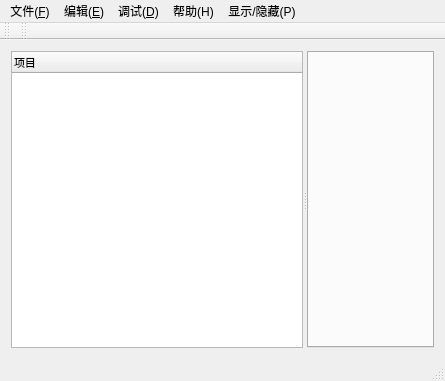
The window that mainwindow.ui (fdsafsadfdsag8/DevIDE) describes before a commit, drawn with Qt 5.
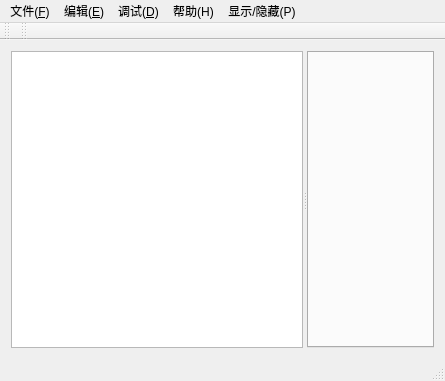
The same window after the commit. Custom widgets are drawn as their Qt base class.

The edit to the form file:
```diff
--- a/mainwindow.ui
+++ b/mainwindow.ui
@@ -14,60 +14,13 @@
    <string>MainWindow</string>
   </property>
   <widget class="QWidget" name="centralWidget">
-   <layout class="QHBoxLayout" name="horizontalLayout">
-    <item>
+   <layout class="QGridLayout" name="gridLayout">
+    <item row="0" column="0">
      <widget class="QSplitter" name="splitter">
-      <property name="sizePolicy">
-       <sizepolicy hsizetype="Expanding" vsizetype="Expanding">
-        <horstretch>0</horstretch>
-        <verstretch>0</verstretch>
-       </sizepolicy>
-      </property>
-      <property name="minimumSize">
-       <size>
-        <width>5</width>
-        <height>5</height>
-       </size>
-      </property>
-      <property name="autoFillBackground">
-       <bool>false</bool>
-      </property>
       <property name="orientation">
        <enum>Qt::Horizontal</enum>
       </property>
-      <property name="handleWidth">
-       <number>4</number>
-      </property>
-      <property name="childrenCollapsible">
-       <bool>false</bool>
-      </property>
-      <widget class="QTreeWidget" name="treeWidget">
-       <property name="sizePolicy">
-        <sizepolicy hsizetype="Expanding" vsizetype="Expanding">
-         <horstretch>6</horstretch>
-         <verstretch>0</verstretch>
-        </sizepolicy>
-       </property>
-       <property name="maximumSize">
-        <size>
-         <width>16777215</width>
-         <height>16777215</height>
-        </size>
-       </property>
-       <property name="font">
-        <font>
-         <pointsize>8</pointsize>
-        </font>
-       </property>
-       <property name="columnCount">
-        <number>1</number>
-       </property>
-       <column>
-        <property name="text">
-         <string>项目</string>
-        </property>
-       </column>
-      </widget>
+      <widget class="QTreeView" name="treeView"/>
       <widget class="CodeTab" name="codeTab">
        <property name="currentIndex">
         <number>-1</number>
```
Left out of the diff: 2 changed lines with no effect on the pictures.
